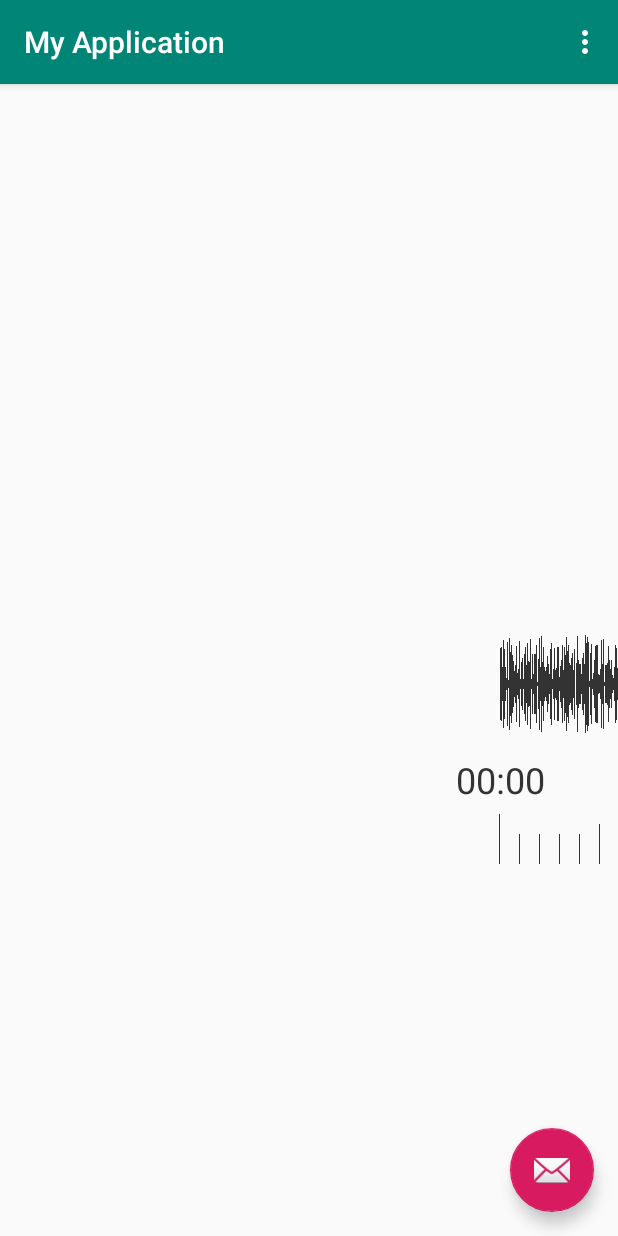
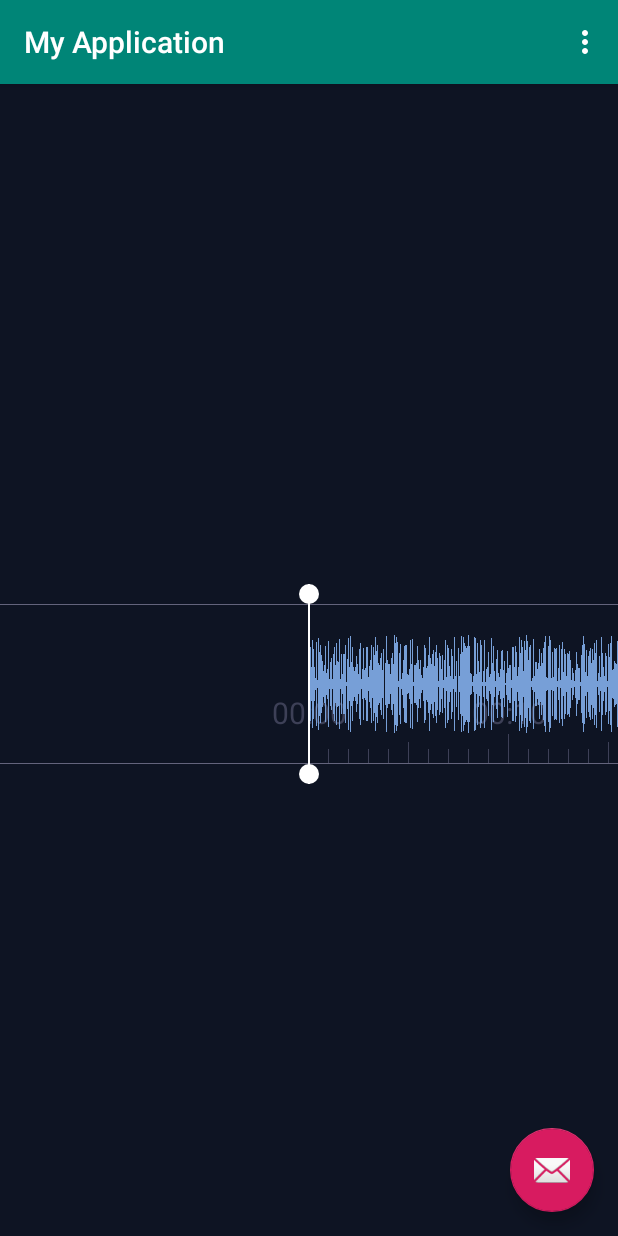
Before and after one commit to donbe/WaveformView, an Android app: the screen it shows after launch (MainActivity), on a phone screen of 412 x 824 dp. Run offline under Robolectric (Android 15) with nearby library versions, the phone set to English and light mode, and no system bars.

Commit message:
画中线,以及上下两条线

```diff
--- a/MyApplication5/app/src/main/java/com/example/myapplication/MainActivity.java
+++ b/MyApplication5/app/src/main/java/com/example/myapplication/MainActivity.java
@@ -35,7 +35,7 @@ public class MainActivity extends AppCompatActivity {
         setSupportActionBar(toolbar);
 
 
-        int length = 3000;
+        int length = 2000;
         int[] mydata = new int[length];
         for (int i=0; i<length;i++){
             int max=100,min=1;
@@ -47,7 +47,6 @@ public class MainActivity extends AppCompatActivity {
         ConstraintLayout layout = findViewById(R.id.content_main);
 
         recyclerView = new WareFormRecyclerView(this,null,mydata, (int) getDensity());;
-        recyclerView.paddingleft = 500;
         recyclerView.setId(View.generateViewId());
         recyclerView.setOverScrollMode(OVER_SCROLL_NEVER);
         layout.addView(recyclerView);
@@ -56,7 +55,7 @@ public class MainActivity extends AppCompatActivity {
         ConstraintSet set = new ConstraintSet();
         set.clone(layout);
         set.connect(recyclerView.getId(), ConstraintSet.TOP, layout.getId(), ConstraintSet.TOP, 500);
-        set.constrainHeight(recyclerView.getId(),280);
+        set.constrainHeight(recyclerView.getId(),200);
         set.applyTo(layout);
 
 
--- a/MyApplication5/app/src/main/java/com/example/myapplication/WareFormAdapter.java
+++ b/MyApplication5/app/src/main/java/com/example/myapplication/WareFormAdapter.java
@@ -14,9 +14,7 @@ import androidx.recyclerview.widget.RecyclerView;
 public class WareFormAdapter extends RecyclerView.Adapter<WareFormAdapter.WaveformViewHolder> {
 
     private final Context mContext;
-    public int headWidth = 0;
 
-    public int color = 0xff00ff00;
     private int[] mDataset;
     private float mDensity;
 
@@ -49,7 +47,7 @@ public class WareFormAdapter extends RecyclerView.Adapter<WareFormAdapter.Wavefo
 
         // 设置宽度
         ViewGroup.LayoutParams params = holder.itemView.getLayoutParams();
-        params.width = (int) Math.max(width,mDensity * mDataset.length + headWidth) ;
+        params.width = (int) (width + mDensity * mDataset.length) ;
         holder.itemView.setLayoutParams(params);
 
     }
--- a/MyApplication5/app/src/main/java/com/example/myapplication/WareFormRecyclerView.java
+++ b/MyApplication5/app/src/main/java/com/example/myapplication/WareFormRecyclerView.java
@@ -8,8 +8,7 @@ import android.graphics.Rect;
 import android.text.TextPaint;
 import android.util.AttributeSet;
 import android.util.DisplayMetrics;
-import android.util.Log;
-import android.view.View;
+
 
 import androidx.annotation.NonNull;
 import androidx.annotation.Nullable;
@@ -23,14 +22,18 @@ import java.util.Locale;
 public class WareFormRecyclerView extends RecyclerView {
 
     private final WareFormAdapter mAdapter;
-    public int paddingleft = 0;                    // 刻度的起始坐标(像素)
+    private int paddingleft = 0;                    // 刻度的起始坐标(像素)
     public float secondPreDp = 0.05f;      // 一个dp多少秒
-    public int drawcolor = 0xff333333;     // 刻度颜色
-    public int fontSize = 36;              // 刻度字体大小
-    public int shortTerm = 30;             // 1秒钟刻度线长度(像素)
-    public int middleTerm = 40;            // 5秒钟刻度线长度(像素)
-    public int longTerm  = 50;             // 10秒钟刻度线长度(像素)
+    public int drawcolor = 0xff3D4057;     // 刻度颜色
+    public int linecolor = 0xff779FD7;     // 波形图线的颜色
+    public int topLinecolor = 0xff63647C;     // 顶部和底部线颜色
+    public int centLinecolor = 0xffffffff;     // 中线
+    public int fontSize = 30;              // 刻度字体大小
+    public int shortTerm = 15;             // 1秒钟刻度线长度(像素)
+    public int middleTerm = 22;            // 5秒钟刻度线长度(像素)
+    public int longTerm  = 30;             // 10秒钟刻度线长度(像素)
     private float density = 1;             // 手机屏幕密度
+    private int radius = 10;
     private int[] mDataset;
     private LinearLayoutManager layoutManager;
     private SimpleDateFormat formatter;
@@ -40,6 +43,10 @@ public class WareFormRecyclerView extends RecyclerView {
     private Rect rect;
 
 
+    public void setPaddingleft(int paddingleft) {
+        this.paddingleft = paddingleft;
+    }
+
     public WareFormRecyclerView(@NonNull Context context, @Nullable AttributeSet attrs, int[]dataset, int density) {
 
         super(context, attrs);
@@ -48,27 +55,31 @@ public class WareFormRecyclerView extends RecyclerView {
         this.density = density;
 
         setWillNotDraw(false);
-        setHasFixedSize(true);
-
 
         // 设置adapter
         mAdapter = new WareFormAdapter(context,dataset,density);
-        mAdapter.headWidth = 100;
         setAdapter(mAdapter);
-
 
         // 设置横向布局
         layoutManager = new LinearLayoutManager(context,LinearLayoutManager.HORIZONTAL,false);
         setLayoutManager(layoutManager);
 
+        // 设置默认左侧距离为屏幕中间
+        DisplayMetrics displayMetrics = new DisplayMetrics();
+        ((Activity)context).getWindowManager().getDefaultDisplay().getMetrics(displayMetrics);
+        int width = displayMetrics.widthPixels;
+        paddingleft = width/2;
+
         // 初始化变量
         paint = new Paint();
         paint.setColor(drawcolor);
         paint.setStyle(Paint.Style.FILL);
+        paint.setAntiAlias(true);
 
         textPaint = new TextPaint();
         textPaint.setColor(drawcolor);
         textPaint.setTextSize(fontSize);
+        textPaint.setAntiAlias(true);
 
         rect = new Rect();
         formatter = new SimpleDateFormat("mm:ss", Locale.CHINA);
@@ -94,44 +105,109 @@ public class WareFormRecyclerView extends RecyclerView {
         int paddingx = Math.max(paddingleft - scrollOffsetX,0);
 
         for (int i = (int) Math.max(startx / density - 20,0); i <= ( startx + getMeasuredWidth()) / density; i++){
+            // 画字
+            drawText(c, startx, paddingx, i);
+        }
+
+        for (int i = (int) Math.max(startx / density - 20,0); i <= ( startx + getMeasuredWidth()) / density; i++){
+            // 画刻度
+            drawKD(c, startx, paddingx, i);
+
+            // 画波形图
+            drawLine(c, startx, paddingx, i);
+        }
+
+        // 画顶部和底部的两条线
+        drawTopLine(c);
+
+        // 中间线
+        drawMiddleLine(c);
+    }
+
+    private void drawMiddleLine(Canvas c) {
+        // 中间线
+        rect.set((int)(paddingleft-density), 0 , (int)(paddingleft+density), getMeasuredHeight());
+        paint.setColor(centLinecolor);
+        c.drawRect(rect, paint);
+
+        // 顶部和底部的两个圆球
+        c.drawCircle(paddingleft, radius, radius, paint);
+        c.drawCircle(paddingleft, getMeasuredHeight()-radius, radius, paint);
+    }
+
+    private void drawTopLine(Canvas c) {
+        // 顶部和底部的线
+        rect.set(0, radius * 2 , getMeasuredWidth(), (int) (radius * 2+density));
+        paint.setColor(topLinecolor);
+        c.drawRect(rect, paint);
+
+        rect.set(0, getMeasuredHeight() - radius *2 , getMeasuredWidth(), (int) (getMeasuredHeight() - radius *2-density));
+        paint.setColor(topLinecolor);
+        c.drawRect(rect, paint);
+    }
+
+    private void drawLine(Canvas c, int startx, int paddingx, int i) {
+
+        // 设置画笔颜色
+        paint.setColor(linecolor);
+
+        // 波形线x坐标,差了一个pd
+        if (i < mDataset.length) {
+            int wavex = (int) ((i) * density - startx + paddingx);
+            rect.set(wavex, getMeasuredHeight()/2 -mDataset[i] /2 , (int) (wavex + density), getMeasuredHeight()/2 + mDataset[i] /2);
+            c.drawRect(rect, paint);
+        }
+    }
+
+    private void drawKD(Canvas c, int startx, int paddingx, int i) {
+
+        // 设置画笔颜色
+        paint.setColor(drawcolor);
 
         // 刻度x坐标
         int x = (int) ((i-1) * density - startx + paddingx);
 
         // 10秒位置
         if ((secondPreDp*100*i) % 1000 == 0){
-                rect.set(x,getMeasuredHeight()-longTerm, (int) (x+ density),getMeasuredHeight());
+
+            // 画刻度
+            rect.set(x,getMeasuredHeight()-longTerm - 2*radius, (int) (x+ density),getMeasuredHeight()- 2*radius);
             c.drawRect(rect,paint);
 
-                date.setTime((long) (secondPreDp * i * 1000L));
-                String dateString = formatter.format(date);
-
-                // 显示时间
-                textPaint.getTextBounds(dateString, 0, dateString.length(), rect);
-                c.drawText(dateString + "", x-rect.width()/2, getMeasuredHeight()-70, textPaint);
         }
 
         // 5秒位置
         else if ((secondPreDp*100*i) % 500 == 0){
-                rect.set(x,getMeasuredHeight()-middleTerm, (int) (x+ density),getMeasuredHeight());
+            rect.set(x,getMeasuredHeight()-middleTerm- 2*radius, (int) (x+ density),getMeasuredHeight()- 2*radius);
             c.drawRect(rect,paint);
         }
 
         // 1秒位置
         else if ((secondPreDp*100*i) % 100 == 0){
-                rect.set(x,getMeasuredHeight()-shortTerm, (int) (x+ density),getMeasuredHeight());
+            rect.set(x,getMeasuredHeight()-shortTerm- 2*radius, (int) (x+ density),getMeasuredHeight()- 2*radius);
             c.drawRect(rect,paint);
-            }
-
-
-            // 画波形图
-            // 波形线x坐标,差了一个pd
-            if (i < mDataset.length) {
-                int wavex = (int) ((i) * density - startx + paddingx);
-                rect.set(wavex, 100 -mDataset[i] /2 , (int) (wavex + density), 100 + mDataset[i] /2);
-                c.drawRect(rect, paint);
-            }
         }
     }
 
+    private void drawText(Canvas c, int startx, int paddingx, int i) {
+
+        // 设置画笔颜色
+        paint.setColor(drawcolor);
+
+        // 刻度x坐标
+        int x = (int) ((i-1) * density - startx + paddingx);
+
+        // 10秒位置
+        if ((secondPreDp*100*i) % 1000 == 0){
+
+            // 格式化时间
+            date.setTime((long) (secondPreDp * i * 1000L));
+            String dateString = formatter.format(date);
+
+            // 画时间
+            textPaint.getTextBounds(dateString, 0, dateString.length(), rect);
+            c.drawText(dateString + "", x-rect.width()/2, getMeasuredHeight()-60, textPaint);
         }
+
+    }
+}
--- a/MyApplication5/app/src/main/res/layout/content_main.xml
+++ b/MyApplication5/app/src/main/res/layout/content_main.xml
@@ -8,6 +8,7 @@
     tools:context=".MainActivity"
     tools:showIn="@layout/activity_main"
     android:id="@+id/content_main"
+    android:background="@color/color0e"
     >
 
 
--- a/MyApplication5/app/src/main/res/values/colors.xml
+++ b/MyApplication5/app/src/main/res/values/colors.xml
@@ -4,4 +4,5 @@
     <color name="colorPrimaryDark">#00574B</color>
     <color name="colorAccent">#D81B60</color>
     <color name="colorF1">#f1f1f1</color>
+    <color name="color0e">#0E1423</color>
 </resources>
```
Lines whose indentation alone changed are shown as unchanged.
